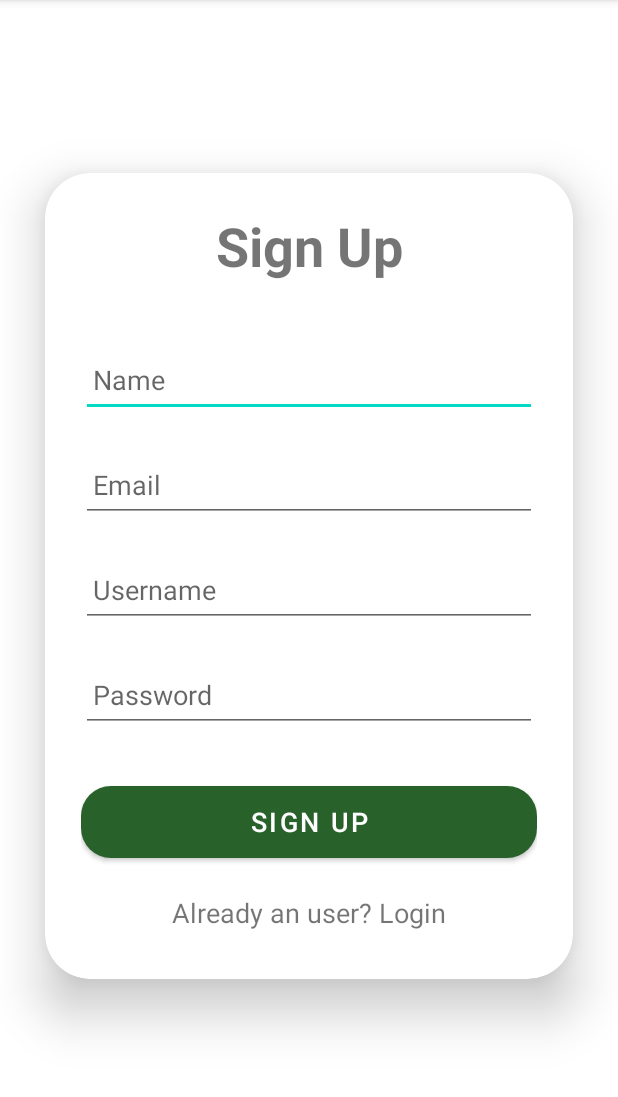
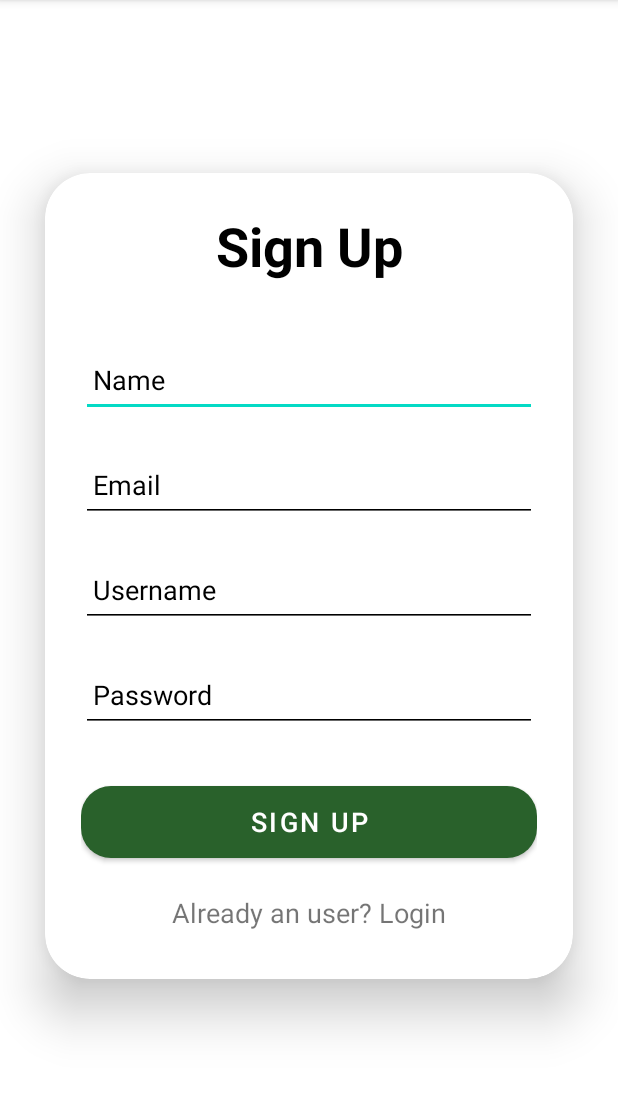
Before and after one commit to shashi-kumari/Government-Schemes-Mobile-Application-, an Android app: the SignupActivity screen opened directly, with no data from a screen before it, on a phone screen of 412 x 824 dp, the part 84-1181 px from its top. Run offline under Robolectric (Android 15) with nearby library versions, the phone set to English and light mode, and no system bars; our stand-ins replace Firebase (no records; nobody signed in at launch, a user with empty details on screens opened directly); Roboto replaces fonts that are not available here.

Commit message:
Complete dark theme UI overhaul with consistent colors across all layouts
Co-authored-by: shashi-kumari <126798878+shashi-kumari@users.noreply.github.com>

```diff
--- a/app/src/main/res/layout/activity_sign_up.xml
+++ b/app/src/main/res/layout/activity_sign_up.xml
@@ -15,7 +15,8 @@
         android:layout_height="wrap_content"
         android:layout_margin="30dp"
         app:cardCornerRadius="30dp"
-        app:cardElevation="20dp">
+        app:cardElevation="20dp"
+        app:cardBackgroundColor="?attr/cardBackgroundColor">
 
         <LinearLayout
             android:layout_width="match_parent"
@@ -30,7 +31,8 @@
                 android:text="Sign Up"
                 android:textSize="36sp"
                 android:textAlignment="center"
-                android:textStyle="bold"/>
+                android:textStyle="bold"
+                android:textColor="?attr/colorOnSurface"/>
 
             <EditText
                 android:layout_width="match_parent"
@@ -40,7 +42,7 @@
                 android:padding="8dp"
                 android:hint="Name"
                 android:drawablePadding="8dp"
-                android:textColor="@color/black"/>
+                android:textColor="?attr/colorOnSurface"/>
 
             <EditText
                 android:layout_width="match_parent"
@@ -50,7 +52,7 @@
                 android:padding="8dp"
                 android:hint="Email"
                 android:drawablePadding="8dp"
-                android:textColor="@color/black"/>
+                android:textColor="?attr/colorOnSurface"/>
 
 
             <EditText
@@ -61,7 +63,7 @@
                 android:padding="8dp"
                 android:hint="Username"
                 android:drawablePadding="8dp"
-                android:textColor="@color/black"/>
+                android:textColor="?attr/colorOnSurface"/>
 
             <EditText
                 android:layout_width="match_parent"
@@ -72,7 +74,7 @@
                 android:hint="Password"
                 android:inputType="textPassword"
                 android:drawablePadding="8dp"
-                android:textColor="@color/black"/>
+                android:textColor="?attr/colorOnSurface"/>
 
             <Button
                 android:layout_width="match_parent"
--- a/app/src/main/res/layout/activity_welcome.xml
+++ b/app/src/main/res/layout/activity_welcome.xml
@@ -15,7 +15,8 @@
         android:layout_height="wrap_content"
         android:layout_margin="30dp"
         app:cardCornerRadius="30dp"
-        app:cardElevation="20dp">
+        app:cardElevation="20dp"
+        app:cardBackgroundColor="?attr/cardBackgroundColor">
 
         <LinearLayout
             android:layout_width="match_parent"
@@ -40,7 +41,7 @@
                 android:textSize="16sp"
                 android:textAlignment="center"
                 android:layout_marginBottom="30dp"
-                android:textColor="@color/black"/>
+                android:textColor="?attr/colorOnSurface"/>
 
             <Button
                 android:layout_width="match_parent"
--- /dev/null
+++ b/app/src/main/res/values-night/colors.xml
@@ -0,0 +1,12 @@
+<?xml version="1.0" encoding="utf-8"?>
+<resources>
+    <!-- Dark theme specific colors -->
+    <color name="surface_light">#1E1E1E</color>
+    <color name="surface_dark">#121212</color>
+    <color name="background_light">#121212</color>
+    <color name="background_dark">#000000</color>
+    <color name="on_surface_light">#FFFFFF</color>
+    <color name="on_surface_dark">#E1E1E1</color>
+    <color name="card_background_light">#1E1E1E</color>
+    <color name="card_background_dark">#2D2D2D</color>
+</resources>
--- a/app/src/main/res/values-night/themes.xml
+++ b/app/src/main/res/values-night/themes.xml
@@ -17,6 +17,9 @@
         <item name="android:statusBarColor" tools:targetApi="21">?attr/colorPrimaryVariant</item>
         <!-- Custom attributes -->
         <item name="cardBackgroundColor">@color/card_background_dark</item>
+        <!-- Text and hint colors -->
+        <item name="android:textColorHint">@color/on_surface_dark</item>
+        <item name="android:textColorSecondary">@color/on_surface_dark</item>
         <!-- Customize your theme here. -->
     </style>
 </resources>
--- a/app/src/main/res/values/themes.xml
+++ b/app/src/main/res/values/themes.xml
@@ -17,6 +17,9 @@
         <item name="android:statusBarColor" tools:targetApi="21">?attr/colorPrimaryVariant</item>
         <!-- Custom attributes -->
         <item name="cardBackgroundColor">@color/card_background_light</item>
+        <!-- Text and hint colors -->
+        <item name="android:textColorHint">@color/on_surface_light</item>
+        <item name="android:textColorSecondary">@color/on_surface_light</item>
         <!-- Customize your theme here. -->
     </style>
 </resources>
```
Also changed, not shown: app/src/main/res/layout/activity_login.xml (+5 -4 lines).
